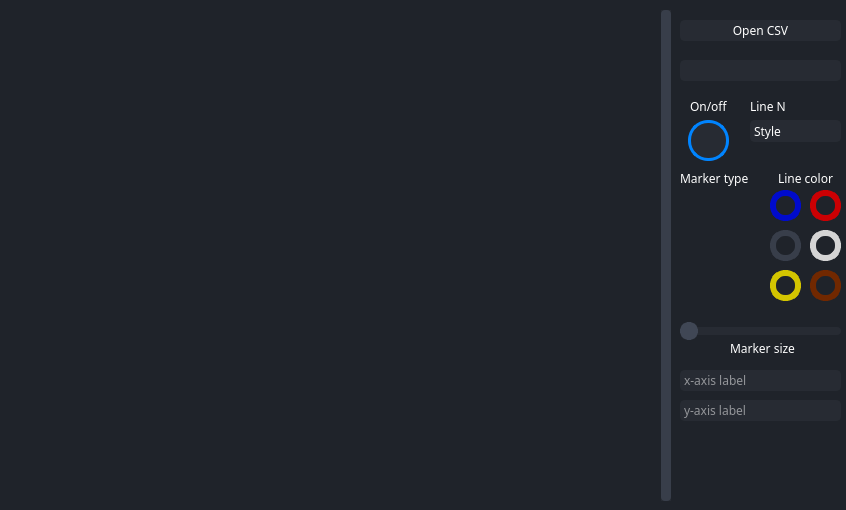
RogMin/MIPT-CODING_py_project, file ui/design.ui: the form before one commit.
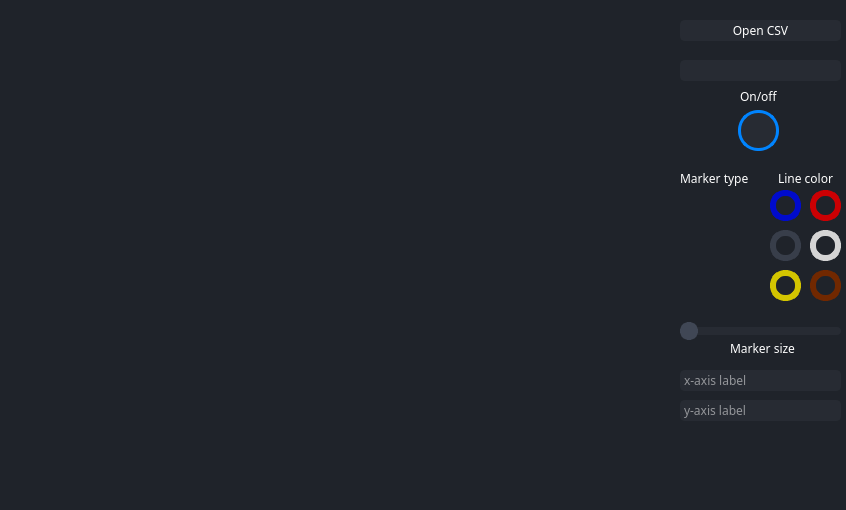
The form after the commit. Icons and pictures are not drawn.

```diff
--- a/ui/design.ui
+++ b/ui/design.ui
@@ -153,8 +153,8 @@
    <widget class="QToolButton" name="toggleButton">
     <property name="geometry">
      <rect>
-      <x>688</x>
-      <y>120</y>
+      <x>738</x>
+      <y>110</y>
       <width>41</width>
       <height>41</height>
      </rect>
@@ -182,8 +182,8 @@
    <widget class="QLabel" name="toggleLabel">
     <property name="geometry">
      <rect>
-      <x>690</x>
-      <y>100</y>
+      <x>740</x>
+      <y>90</y>
       <width>47</width>
       <height>13</height>
      </rect>
@@ -208,35 +208,6 @@
      <enum>Qt::Horizontal</enum>
     </property>
    </widget>
-   <widget class="QComboBox" name="lineDropdown">
-    <property name="geometry">
-     <rect>
-      <x>750</x>
-      <y>120</y>
-      <width>91</width>
-      <height>22</height>
-     </rect>
-    </property>
-    <property name="placeholderText" stdset="0">
-     <string>Style</string>
-    </property>
-   </widget>
-   <widget class="QLabel" name="lineNLabel">
-    <property name="geometry">
-     <rect>
-      <x>750</x>
-      <y>100</y>
-      <width>47</width>
-      <height>13</height>
-     </rect>
-    </property>
-    <property name="text">
-     <string>Line N</string>
-    </property>
-    <property name="alignment">
-     <set>Qt::AlignLeading|Qt::AlignLeft|Qt::AlignVCenter</set>
-    </property>
-   </widget>
    <widget class="QToolButton" name="blueLineColorButton">
     <property name="geometry">
      <rect>
@@ -361,7 +332,7 @@
      </rect>
     </property>
     <property name="verticalScrollBarPolicy">
-     <enum>Qt::ScrollBarAlwaysOn</enum>
+     <enum>Qt::ScrollBarAlwaysOff</enum>
     </property>
     <property name="horizontalScrollBarPolicy">
      <enum>Qt::ScrollBarAlwaysOff</enum>
@@ -374,7 +345,7 @@
       <rect>
        <x>0</x>
        <y>0</y>
-       <width>651</width>
+       <width>661</width>
        <height>491</height>
       </rect>
      </property>
```
